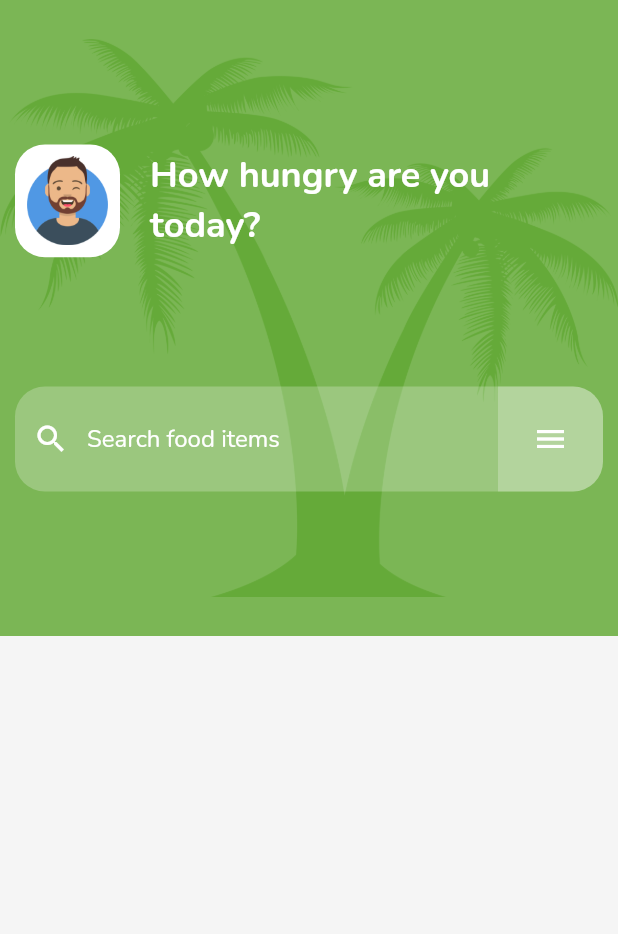
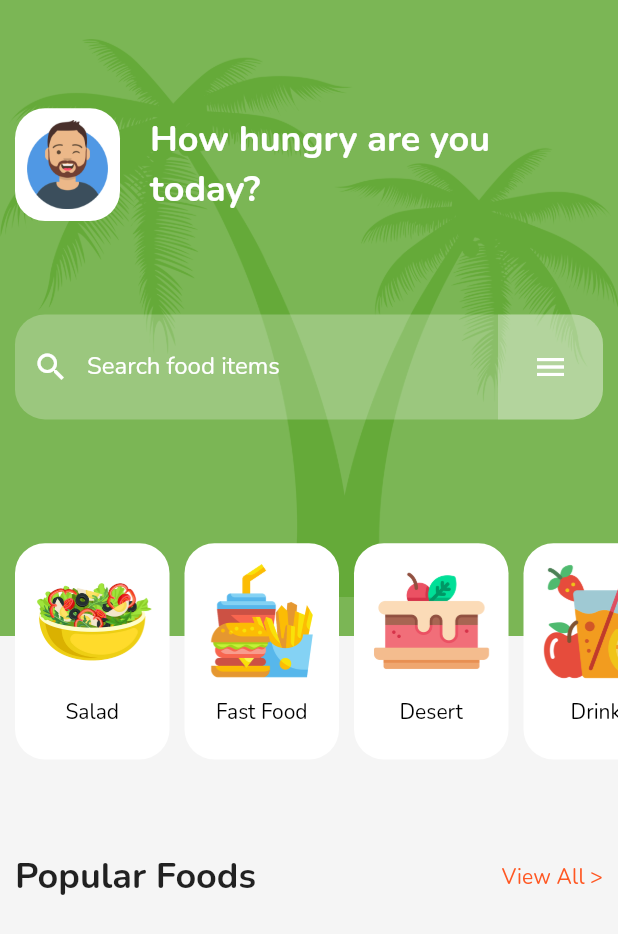
Before and after one commit to 0-BSCode/Flutter-UI-Design-Challenge-2, a Flutter app: the screen it shows after launch, on a phone screen of 412 x 824 dp. Shown: the top 934 px of the screen. Run offline on Flutter 3.47's test engine with Material 2 defaults, Android fonts, the phone set to English and light mode, and no system bars; our stand-ins replace google_fonts.

Commit message:
Finished food category section

```diff
--- a/lib/screens/homePage.dart
+++ b/lib/screens/homePage.dart
@@ -1,4 +1,5 @@
 import 'package:flutter/material.dart';
+import 'package:ui_design_2/categories.dart';
 import 'package:ui_design_2/theme.dart';
 import 'package:ui_design_2/utils/addSpacing.dart';
 
@@ -14,6 +15,7 @@ class _HomePageState extends State<HomePage> {
   Widget build(BuildContext context) {
     final TextTheme textTheme = Theme.of(context).textTheme;
     return Scaffold(
+      resizeToAvoidBottomInset: false,
       body: LayoutBuilder(
         builder: (context, constraints) {
           return Container(
@@ -58,6 +60,10 @@ class _HomePageState extends State<HomePage> {
                               ],
                             ),
                             TextField(
+                              style: TextStyle(
+                                color: Colors.white,
+                              ),
+                              cursorColor: Colors.white,
                               decoration: InputDecoration(
                                 hintText: 'Search food items',
                                 hintStyle: TextStyle(
@@ -92,7 +98,8 @@ class _HomePageState extends State<HomePage> {
                                   ),
                                 ),
                               ),
-                            )
+                            ),
+                            addVerticalSpace(10),
                           ],
                         ),
                       )
@@ -103,6 +110,81 @@ class _HomePageState extends State<HomePage> {
                   width: constraints.maxHeight,
                   color: Colors.grey.shade100,
                   height: 400,
+                  child: Padding(
+                    padding: const EdgeInsets.only(
+                      left: 10,
+                      bottom: 10,
+                    ),
+                    child: Stack(
+                      clipBehavior: Clip.none,
+                      children: [
+                        Column(
+                          children: [
+                            // Margin before scrolling list
+                            addVerticalSpace(constraints.maxWidth * 0.35),
+                            Row(
+                              children: [
+                                Text(
+                                  'Popular Foods',
+                                  style: textTheme.headline5,
+                                ),
+                                Expanded(child: Center()),
+                                Text(
+                                  'View All >',
+                                  style: textTheme.subtitle2!.apply(
+                                    color: COLOR_ORANGE,
+                                  ),
+                                ),
+                                addHorizontalSpace(10),
+                              ],
+                            ),
+                          ],
+                        ),
+                        Positioned(
+                          top: -constraints.maxWidth * 0.15,
+                          left: 0,
+                          child: Container(
+                            width: constraints.maxWidth,
+                            height: constraints.maxWidth * 0.35,
+                            child: ListView(
+                              scrollDirection: Axis.horizontal,
+                              physics: BouncingScrollPhysics(),
+                              children: CATEGORIES
+                                  .map(
+                                    (category) => Container(
+                                      margin: const EdgeInsets.only(
+                                        right: 10,
+                                      ),
+                                      width: constraints.maxWidth * 0.25,
+                                      decoration: BoxDecoration(
+                                        borderRadius: BorderRadius.circular(20),
+                                        color: Colors.white,
+                                      ),
+                                      child: Padding(
+                                        padding: const EdgeInsets.all(10.0),
+                                        child: Column(
+                                          children: [
+                                            Image.asset(
+                                                'assets/images/${category['image']}'),
+                                            addVerticalSpace(10),
+                                            Text(
+                                              '${category['name']}',
+                                              style: textTheme.bodyText2!.apply(
+                                                color: COLOR_BLACK,
+                                              ),
+                                            ),
+                                          ],
+                                        ),
+                                      ),
+                                    ),
+                                  )
+                                  .toList(),
+                            ),
+                          ),
+                        ),
+                      ],
+                    ),
+                  ),
                 )
               ],
             ),
```
